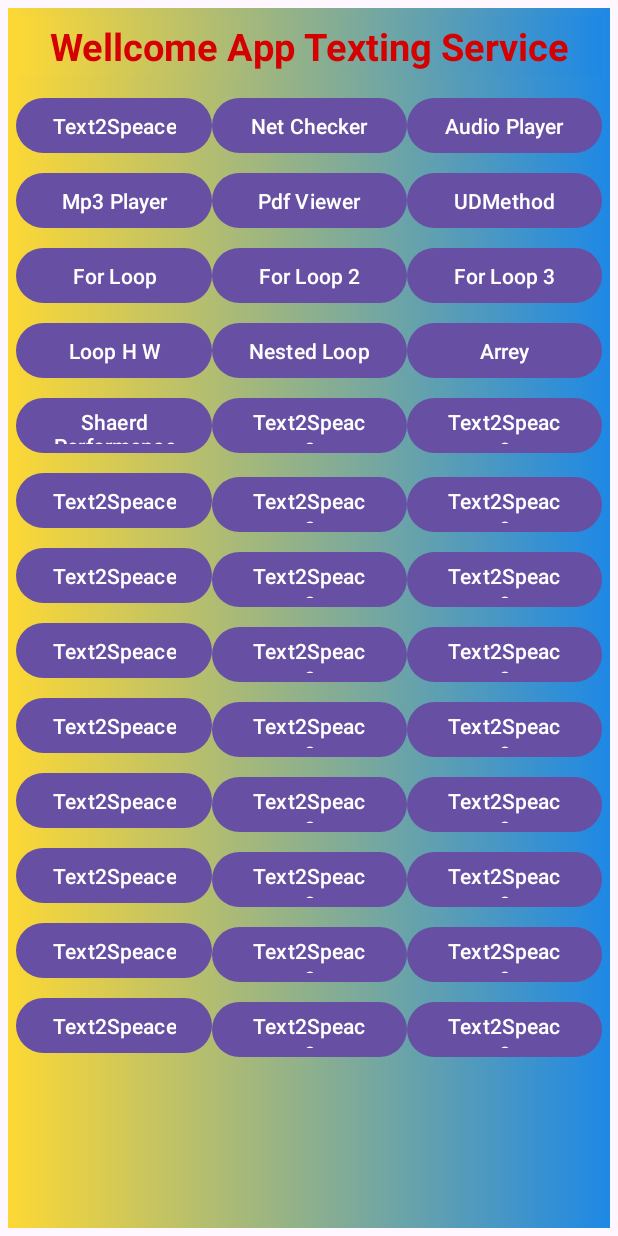
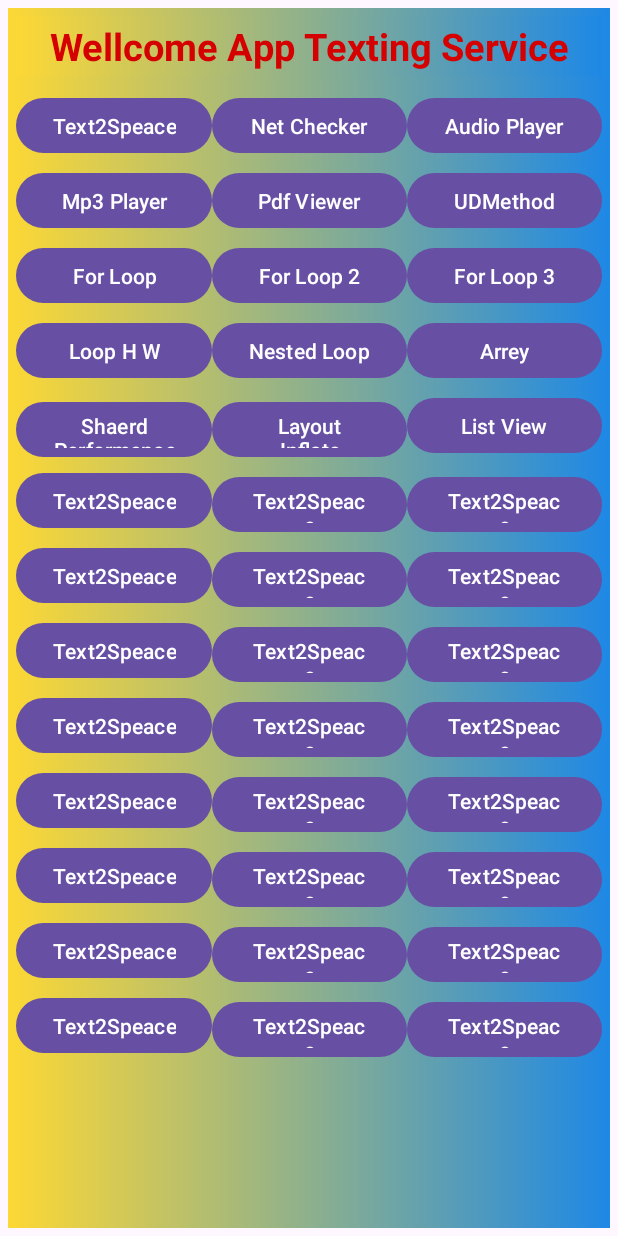
Before and after one commit to anirbanprince/All_Practice, an Android app: the screen it shows after launch (MainActivity), on a phone screen of 412 x 824 dp. Run offline under Robolectric (Android 15) with nearby library versions, the phone set to English and light mode, and no system bars.

Commit message:
Merge remote-tracking branch 'origin/master'
# Conflicts:
#	app/src/main/res/layout/activity_shared_p.xml

```diff
--- a/app/src/main/AndroidManifest.xml
+++ b/app/src/main/AndroidManifest.xml
@@ -16,6 +16,12 @@
         android:supportsRtl="true"
         android:theme="@style/Theme.All"
         tools:targetApi="31">
+        <activity
+            android:name=".Activity_List_View"
+            android:exported="false" />
+        <activity
+            android:name=".Activity_Layout_Inflater"
+            android:exported="false" />
         <activity
             android:name=".Activity_SP_Ext"
             android:exported="false" />
--- a/app/src/main/java/com/proseobd/all/MainActivity.java
+++ b/app/src/main/java/com/proseobd/all/MainActivity.java
@@ -17,7 +17,7 @@ import androidx.core.view.WindowInsetsCompat;
 
 public class MainActivity extends AppCompatActivity {
     Button btntxt2sp, btnNetChk, btntAudioP, btnMp3, btnPdfV, btnUDMethod, btnForLoop, btnForLoop2,
-            btntForLoop3, btnLoopHW, btnNestedLoop, btntArrey, btnSP;
+            btntForLoop3, btnLoopHW, btnNestedLoop, btntArrey, btnSP, btnLayoutInflater, btntListView;
     TextView title_Name;
     Animation title_animation;
 
@@ -41,6 +41,8 @@ public class MainActivity extends AppCompatActivity {
         btnNestedLoop = findViewById(R.id.btnNestedLoop);
         btntArrey = findViewById(R.id.btntArrey);
         btnSP = findViewById(R.id.btnSP);
+        btnLayoutInflater = findViewById(R.id.btnLayoutInflater);
+        btntListView = findViewById(R.id.btntListView);
 
         title_Name = findViewById(R.id.title_Name);
 
@@ -231,6 +233,30 @@ public class MainActivity extends AppCompatActivity {
             }
         });
 
+        // ============ Shared Preference End Here ===============//
+
+
+        // ============== Layout Infeter Start =============//
+
+        btnLayoutInflater.setOnClickListener(new View.OnClickListener() {
+            @Override
+            public void onClick(View v) {
+
+                startActivity(new Intent( MainActivity.this, Activity_Layout_Inflater.class) );
+            }
+        });
+
+        //=============== Layout Infleter End ============//
+
+
+        //========== List View Start ================//
+
+        btntListView.setOnClickListener(new View.OnClickListener() {
+            @Override
+            public void onClick(View v) {
+                startActivity( new Intent( MainActivity.this, Activity_List_View.class) );
+            }
+        });
 
 
 
--- a/app/src/main/res/layout/activity_main.xml
+++ b/app/src/main/res/layout/activity_main.xml
@@ -201,20 +201,20 @@
             />
 
         <Button
-            android:id="@+id/btntxt2sp"
+            android:id="@+id/btnLayoutInflater"
             android:layout_width="match_parent"
             android:layout_height="wrap_content"
             android:layout_marginTop="5dp"
-            android:text="Text2Speace"
+            android:text="Layout Inflate"
             android:layout_weight="1"
             />
 
         <Button
-            android:id="@+id/btntxt2sp"
+            android:id="@+id/btntListView"
             android:layout_width="match_parent"
             android:layout_height="wrap_content"
             android:layout_marginTop="5dp"
-            android:text="Text2Speace"
+            android:text="List View"
             android:layout_weight="1"
             />
 
```
Also changed, not shown: app/src/main/java/com/proseobd/all/Activity_Layout_Inflater.java (added, +28 -0 lines), app/src/main/java/com/proseobd/all/Activity_List_View.java (added, +27 -0 lines), app/src/main/res/drawable/main_bc_style_n.xml (added, +11 -0 lines), app/src/main/res/layout/activity_layout_inflater.xml (added, +22 -0 lines), app/src/main/res/layout/activity_list_view.xml (added, +10 -0 lines).
